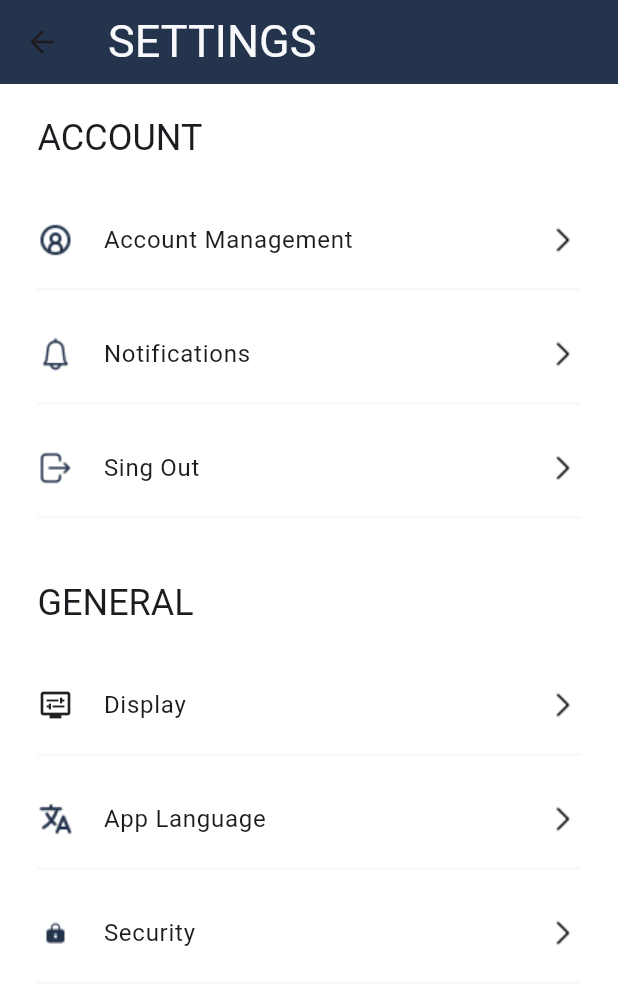
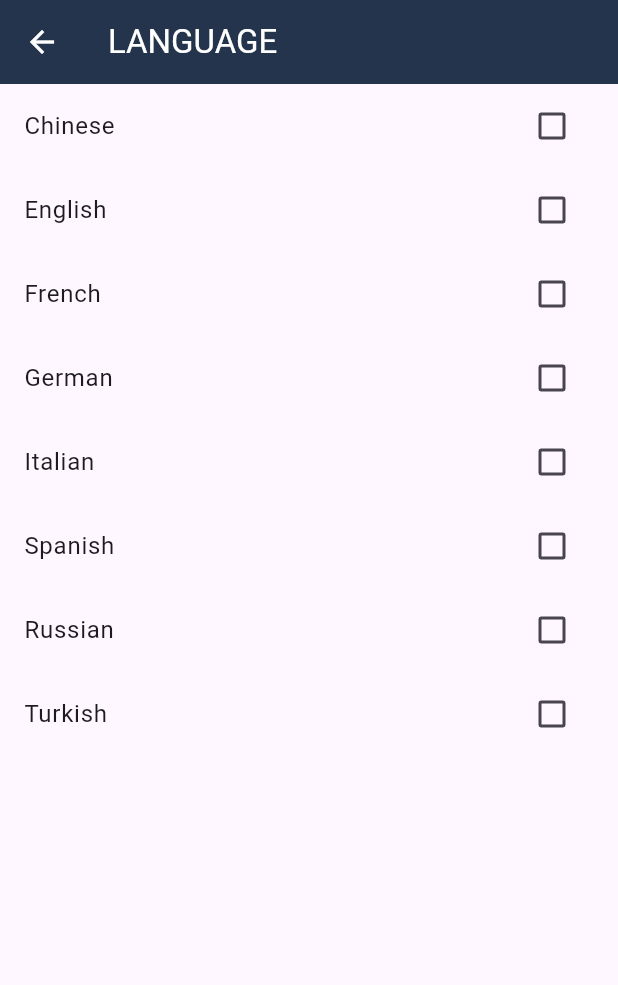
Before and after one commit to Vanehir/Selmi, a Flutter app: the SettingsMainScreen screen opened directly, after a tap on "App Language", on a phone screen of 412 x 824 dp. Shown: the top 985 px of the screen. Run offline on Flutter 3.47's test engine with Material 3 defaults, Android fonts, the phone set to English and light mode, and no system bars; missing offline and left inert: barcode_scan2.

Commit message:
Language_settings_screen.dart creata e gestita con logica

```diff
--- /dev/null
+++ b/lib/Screens/Language_settings_screen.dart
@@ -0,0 +1,62 @@
+import 'package:flutter/material.dart';
+import 'package:prove/Colors/color_palette.dart';
+
+class LanguageSettingsScreen extends StatefulWidget {
+  const LanguageSettingsScreen({super.key});
+
+  @override
+  State<LanguageSettingsScreen> createState() => _LanguageSettingsScreenState();
+}
+
+class _LanguageSettingsScreenState extends State<LanguageSettingsScreen> {
+
+  bool chinese = false;
+  bool english = false;
+  bool french = false;
+  bool german = false;
+  bool italian = false;
+  bool spanish = false;
+  bool russian = false;
+  bool turkish = false;
+
+  int? selectedCheckboxIndex; // Variabile per l'indice del checkbox selezionato
+  final List<String> options = [
+    'Chinese',
+    'English',
+    'French',
+    'German',
+    'Italian',
+    'Spanish',
+    'Russian',
+    'Turkish'
+  ]; // Lista di descrizioni per ciascun checkbox
+
+  @override
+  Widget build(BuildContext context) {
+    return Scaffold(
+      appBar: AppBar(
+        iconTheme: IconThemeData(color: variant),
+        backgroundColor: primary,
+        title: Text("LANGUAGE", style: TextStyle(color: variant),),
+      ),
+      body:ListView.builder(
+        itemCount: options.length, // Numero di checkbox basato sulla lunghezza della lista
+        itemBuilder: (context, index) {
+          return CheckboxListTile(
+            title: Text(options[index]), // Testo diverso per ciascun checkbox
+            value: selectedCheckboxIndex == index,
+            onChanged: (bool? value) {
+              setState(() {
+                if (value == true) {
+                  selectedCheckboxIndex = index; // Seleziona il checkbox corrente
+                } else {
+                  selectedCheckboxIndex = null; // Deseleziona tutti
+                }
+              });
+            },
+          );
+        },
+      ),
+    );
+  }
+}
--- a/lib/Screens/Settings_main_screen.dart
+++ b/lib/Screens/Settings_main_screen.dart
@@ -1,6 +1,7 @@
 import 'package:flutter/material.dart';
 import 'package:http/http.dart' as http;
 import 'package:prove/Colors/color_palette.dart';
+import 'package:prove/Screens/Language_settings_screen.dart';
 
 import 'Notification_settings_screen.dart';
 
@@ -18,6 +19,15 @@ class _SettingsMainScreen extends State<SettingsMainScreen> {
       Navigator.push(
         context,
         MaterialPageRoute(builder: (context) => NotificationSettingsScreen()),
+      );
+    });
+  }
+
+  void language(){
+    setState(() {
+      Navigator.push(
+        context,
+        MaterialPageRoute(builder: (context) => LanguageSettingsScreen()),
       );
     });
   }
@@ -206,7 +216,7 @@ class _SettingsMainScreen extends State<SettingsMainScreen> {
                             ),
                             child: InkWell(
                               onTap: (){
-                                print("Cliccato");
+                                language();
                               },
                               child: Padding(
                                 padding: const EdgeInsets.only(bottom: 20, top: 20),
```
